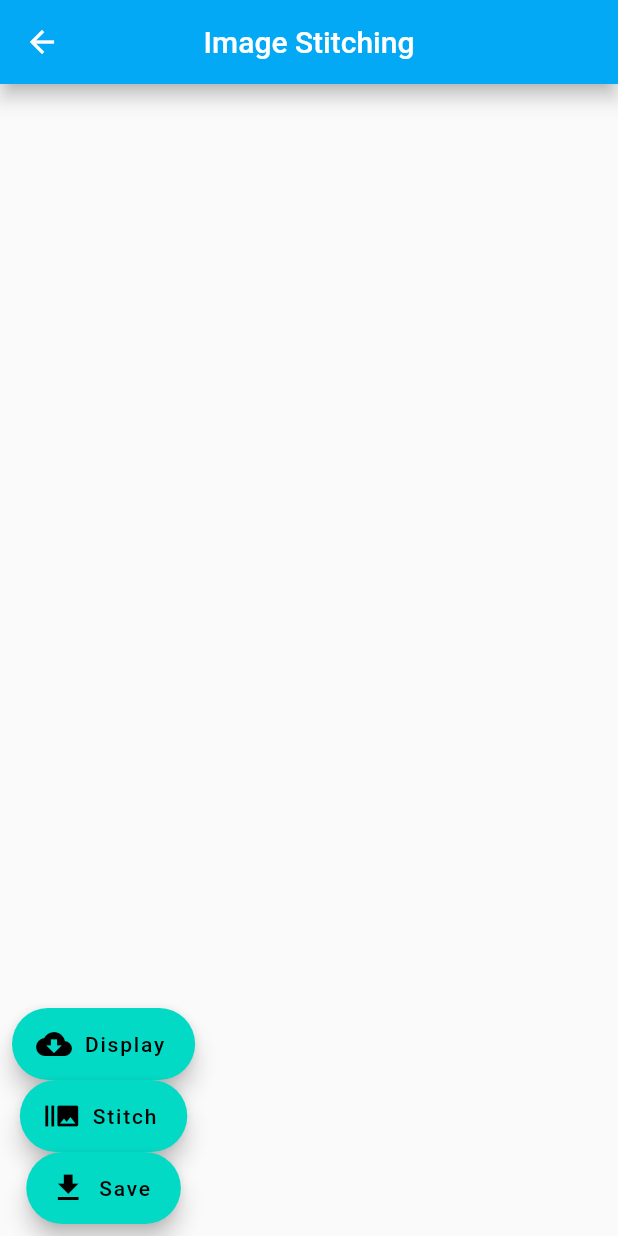
After one commit to gitUmaru/Pathomatic, a Flutter app: the DashboardPage screen opened directly, after a tap on the "filter" icon, on a phone screen of 412 x 824 dp. The commit adds this screen. Run offline on Flutter 3.47's test engine with Material 2 defaults, Android fonts, the phone set to English and light mode, and no system bars; our stand-ins replace animated_background, camera, firebase_storage; missing offline and left inert: esys_flutter_share, tflite; accounts and stored records are empty; project files that could hold a hidden picture were left out.

Commit message:
Created page for image stitching

```diff
--- /dev/null
+++ b/lib/back_end/image_stitching/stitch.dart
@@ -0,0 +1,57 @@
+import 'package:flutter/material.dart';
+
+class Stitchpage extends StatefulWidget {
+  Stitchpage({Key key}) : super(key: key);
+
+  @override
+  _StitchpageState createState() => _StitchpageState();
+}
+
+class _StitchpageState extends State<Stitchpage> {
+  @override
+  Widget build(BuildContext context) {
+    return Scaffold(
+      appBar: AppBar(
+        backgroundColor: Colors.lightBlue,
+        elevation: 5,
+        title: Text('Image Stitching'),
+        centerTitle: true,
+      ),
+      body: Padding(
+        padding: const EdgeInsets.all(8.0),
+        child: Column(
+          mainAxisAlignment: MainAxisAlignment.end,
+          children: <Widget>[
+            FloatingActionButton.extended(
+              backgroundColor: const Color(0xff03dac6),
+              foregroundColor: Colors.black,
+              onPressed: () {
+                // Respond to button press
+              },
+              icon: Icon(Icons.cloud_download),
+              label: Text('Display'),
+            ),
+            FloatingActionButton.extended(
+              backgroundColor: const Color(0xff03dac6),
+              foregroundColor: Colors.black,
+              onPressed: () {
+                // Respond to button press
+              },
+              icon: Icon(Icons.burst_mode),
+              label: Text('Stitch'),
+            ),
+            FloatingActionButton.extended(
+              backgroundColor: const Color(0xff03dac6),
+              foregroundColor: Colors.black,
+              onPressed: () {
+                // Respond to button press
+              },
+              icon: Icon(Icons.file_download),
+              label: Text('Save'),
+            ),
+          ],
+        ),
+      ),
+    );
+  }
+}
--- a/lib/back_end/route_generator.dart
+++ b/lib/back_end/route_generator.dart
@@ -4,6 +4,7 @@ import 'package:Pathomatic/camera_screen.dart';
 import 'package:flutter/material.dart';
 import 'package:Pathomatic/front_end/home.dart';
 import 'package:camera/camera.dart';
+import './image_stitching/stitch.dart';
 
 import '../main.dart';
 import '../front_end/dashboard.dart';
@@ -51,6 +52,12 @@ class RouteGenerator {
           builder: (_) => HomePage(cameras),
         );
 
+      case '/stichpage':
+        // Validation of correct data type
+        return MaterialPageRoute(
+          builder: (_) => Stitchpage(),
+        );
+
       case '/camerapage':
         // Validation of correct data type
         return MaterialPageRoute(
--- a/lib/front_end/dashboard.dart
+++ b/lib/front_end/dashboard.dart
@@ -37,6 +37,15 @@ class _DashboardPageState extends State<DashboardPage> {
             onPressed: () {},
           ),
           actions: <Widget>[
+            IconButton(
+              icon: const Icon(Icons.filter),
+              onPressed: () {
+                Navigator.of(context).pushNamed(
+                  '/stichpage',
+                  arguments: 'none',
+                );
+              },
+            ),
             IconButton(
               icon: const Icon(Icons.people_outline),
               onPressed: () {
@@ -129,8 +138,8 @@ Future<void> _handlePhoto(BuildContext context) {
             child: Text('OK'),
             onPressed: () {
               Navigator.of(context).pushNamed(
-                  '/homepage',
-                  arguments: 'none',
+                '/homepage',
+                arguments: 'none',
               );
             },
           ),
```
Lines whose indentation alone changed are shown as unchanged.
